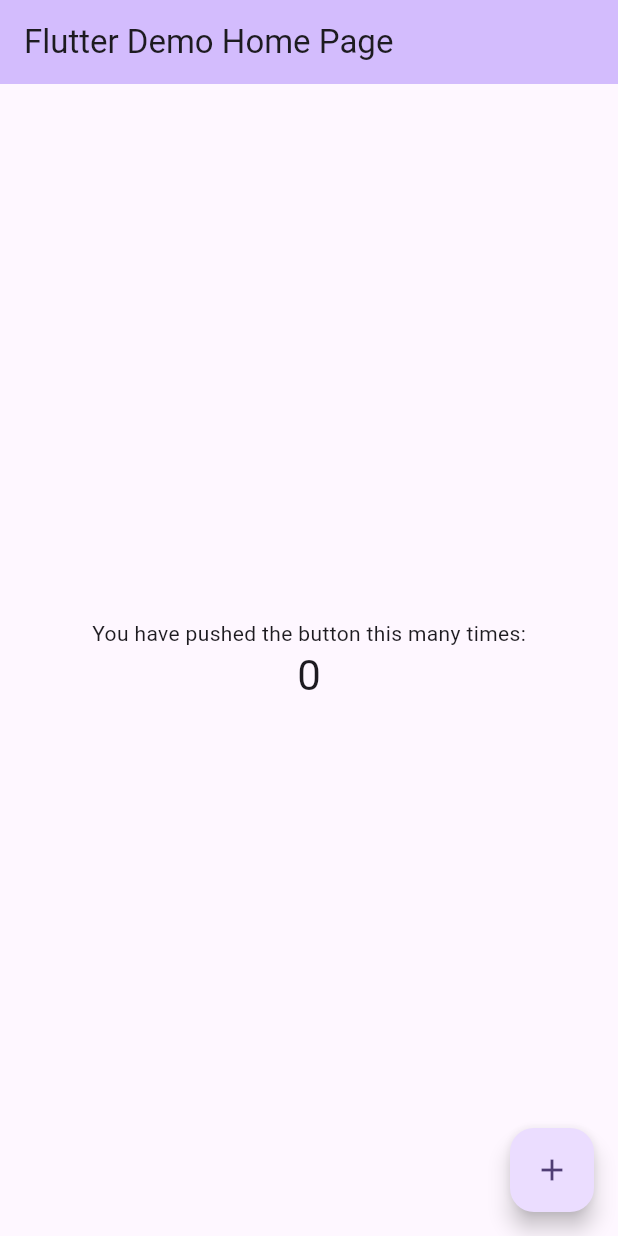
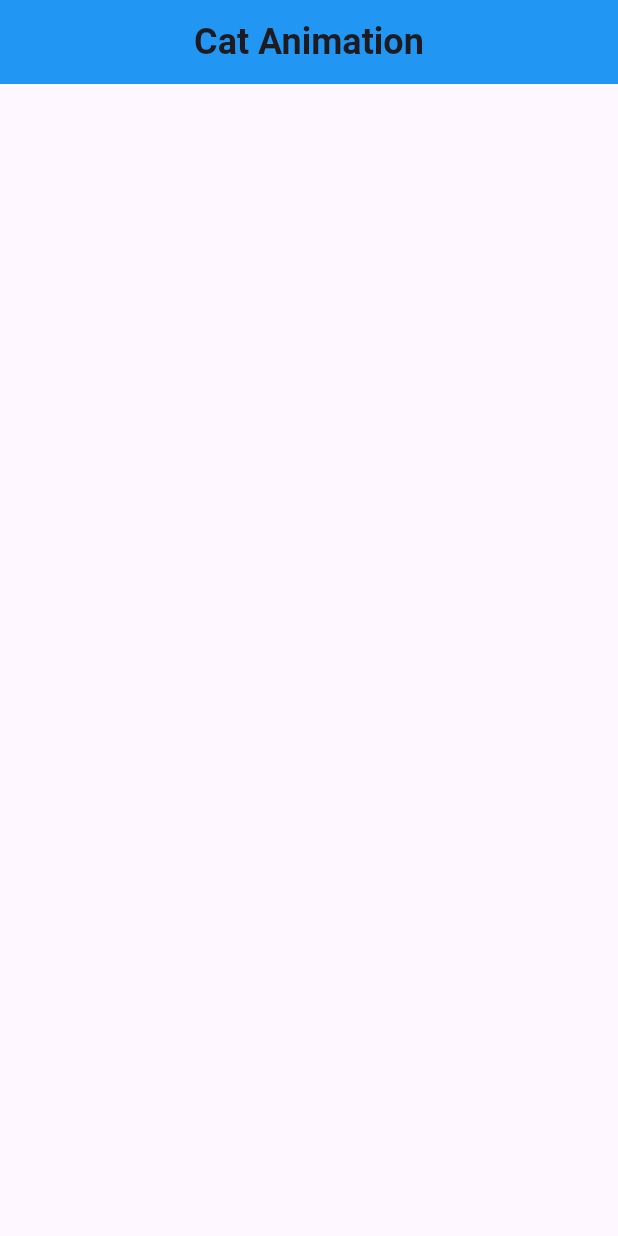
Before and after one commit to HelloImKevo/FlutterApps, a Flutter app: the screen it shows after launch, on a phone screen of 412 x 824 dp. Run offline on Flutter 3.47's test engine with Material 3 defaults, Android fonts, the light colour scheme and no system bars; our stand-ins replace logger, rxdart; generated files the repository leaves out were written again.

Commit message:
[Cat Anim] Add boilerplate app, home and dimensions Dart files

```diff
--- a/cat_animation/lib/main.dart
+++ b/cat_animation/lib/main.dart
@@ -1,125 +1,7 @@
 import 'package:flutter/material.dart';
 
+import 'src/app.dart';
+
 void main() {
-  runApp(const MyApp());
+  runApp(const App());
 }
-
-class MyApp extends StatelessWidget {
-  const MyApp({super.key});
-
-  // This widget is the root of your application.
-  @override
-  Widget build(BuildContext context) {
-    return MaterialApp(
-      title: 'Flutter Demo',
-      theme: ThemeData(
-        // This is the theme of your application.
-        //
-        // TRY THIS: Try running your application with "flutter run". You'll see
-        // the application has a blue toolbar. Then, without quitting the app,
-        // try changing the seedColor in the colorScheme below to Colors.green
-        // and then invoke "hot reload" (save your changes or press the "hot
-        // reload" button in a Flutter-supported IDE, or press "r" if you used
-        // the command line to start the app).
-        //
-        // Notice that the counter didn't reset back to zero; the application
-        // state is not lost during the reload. To reset the state, use hot
-        // restart instead.
-        //
-        // This works for code too, not just values: Most code changes can be
-        // tested with just a hot reload.
-        colorScheme: ColorScheme.fromSeed(seedColor: Colors.deepPurple),
-        useMaterial3: true,
-      ),
-      home: const MyHomePage(title: 'Flutter Demo Home Page'),
-    );
-  }
-}
-
-class MyHomePage extends StatefulWidget {
-  const MyHomePage({super.key, required this.title});
-
-  // This widget is the home page of your application. It is stateful, meaning
-  // that it has a State object (defined below) that contains fields that affect
-  // how it looks.
-
-  // This class is the configuration for the state. It holds the values (in this
-  // case the title) provided by the parent (in this case the App widget) and
-  // used by the build method of the State. Fields in a Widget subclass are
-  // always marked "final".
-
-  final String title;
-
-  @override
-  State<MyHomePage> createState() => _MyHomePageState();
-}
-
-class _MyHomePageState extends State<MyHomePage> {
-  int _counter = 0;
-
-  void _incrementCounter() {
-    setState(() {
-      // This call to setState tells the Flutter framework that something has
-      // changed in this State, which causes it to rerun the build method below
-      // so that the display can reflect the updated values. If we changed
-      // _counter without calling setState(), then the build method would not be
-      // called again, and so nothing would appear to happen.
-      _counter++;
-    });
-  }
-
-  @override
-  Widget build(BuildContext context) {
-    // This method is rerun every time setState is called, for instance as done
-    // by the _incrementCounter method above.
-    //
-    // The Flutter framework has been optimized to make rerunning build methods
-    // fast, so that you can just rebuild anything that needs updating rather
-    // than having to individually change instances of widgets.
-    return Scaffold(
-      appBar: AppBar(
-        // TRY THIS: Try changing the color here to a specific color (to
-        // Colors.amber, perhaps?) and trigger a hot reload to see the AppBar
-        // change color while the other colors stay the same.
-        backgroundColor: Theme.of(context).colorScheme.inversePrimary,
-        // Here we take the value from the MyHomePage object that was created by
-        // the App.build method, and use it to set our appbar title.
-        title: Text(widget.title),
-      ),
-      body: Center(
-        // Center is a layout widget. It takes a single child and positions it
-        // in the middle of the parent.
-        child: Column(
-          // Column is also a layout widget. It takes a list of children and
-          // arranges them vertically. By default, it sizes itself to fit its
-          // children horizontally, and tries to be as tall as its parent.
-          //
-          // Column has various properties to control how it sizes itself and
-          // how it positions its children. Here we use mainAxisAlignment to
-          // center the children vertically; the main axis here is the vertical
-          // axis because Columns are vertical (the cross axis would be
-          // horizontal).
-          //
-          // TRY THIS: Invoke "debug painting" (choose the "Toggle Debug Paint"
-          // action in the IDE, or press "p" in the console), to see the
-          // wireframe for each widget.
-          mainAxisAlignment: MainAxisAlignment.center,
-          children: <Widget>[
-            const Text(
-              'You have pushed the button this many times:',
-            ),
-            Text(
-              '$_counter',
-              style: Theme.of(context).textTheme.headlineMedium,
-            ),
-          ],
-        ),
-      ),
-      floatingActionButton: FloatingActionButton(
-        onPressed: _incrementCounter,
-        tooltip: 'Increment',
-        child: const Icon(Icons.add),
-      ), // This trailing comma makes auto-formatting nicer for build methods.
-    );
-  }
-}
--- /dev/null
+++ b/cat_animation/lib/src/app.dart
@@ -0,0 +1,39 @@
+import 'package:flutter/material.dart';
+import 'screens/home.dart';
+
+/// The `App` class is the main entry point of the application. It extends the
+/// `StatelessWidget` class, which means it does not have any mutable state.
+///
+/// The `App` class sets up the application's localization, theme, and the
+/// initial screen to be displayed.
+class App extends StatelessWidget {
+  /// The constructor for the `App` class.
+  ///
+  /// It calls the `super` constructor with an optional key parameter.
+  const App({super.key});
+
+  /// The `build` method describes the part of the user interface represented
+  /// by this widget.
+  ///
+  /// It returns a `Provider` widget that wraps a `MaterialApp` widget. The
+  /// `Provider` widget makes the `LoginBloc` available to all descendant
+  /// widgets in the widget tree.
+  ///
+  /// - `context`: The build context of the widget.
+  /// - Returns: A `Provider` widget that wraps a `MaterialApp` widget.
+  @override
+  Widget build(BuildContext context) {
+    return MaterialApp(
+      // Sets the title of the application.
+      title: 'Cat Animation',
+      theme: ThemeData(
+        // Sets the primary color of the application to a shade of purple.
+        primaryColor: const Color(0xFF6200EE),
+      ),
+      // Sets the initial screen of the application to `LoginScreen`.
+      home: const Scaffold(
+        body: Home(),
+      ),
+    );
+  }
+}
--- /dev/null
+++ b/cat_animation/lib/src/dimensions.dart
@@ -0,0 +1,23 @@
+import 'package:flutter/material.dart';
+
+class AppDimensions {
+  static EdgeInsets paddingSmall(BuildContext context) {
+    double screenWidth = MediaQuery.of(context).size.width;
+    return EdgeInsets.all(screenWidth * 0.02); // 2% of screen width
+  }
+
+  static EdgeInsets marginMedium(BuildContext context) {
+    double screenWidth = MediaQuery.of(context).size.width;
+    return EdgeInsets.all(screenWidth * 0.045); // 4.5% of screen width
+  }
+
+  static EdgeInsets paddingMedium(BuildContext context) {
+    double screenWidth = MediaQuery.of(context).size.width;
+    return EdgeInsets.all(screenWidth * 0.04); // 4% of screen width
+  }
+
+  static EdgeInsets paddingLarge(BuildContext context) {
+    double screenWidth = MediaQuery.of(context).size.width;
+    return EdgeInsets.all(screenWidth * 0.06); // 6% of screen width
+  }
+}
--- /dev/null
+++ b/cat_animation/lib/src/screens/home.dart
@@ -0,0 +1,27 @@
+import 'package:flutter/material.dart';
+
+class Home extends StatefulWidget {
+  const Home({super.key});
+
+  @override
+  State<Home> createState() => _HomeState();
+}
+
+class _HomeState extends State<Home> {
+  @override
+  Widget build(BuildContext context) {
+    return Scaffold(
+      appBar: AppBar(
+        title: const Text(
+          'Cat Animation',
+          style: TextStyle(
+            fontSize: 24,
+            fontWeight: FontWeight.bold,
+          ),
+        ),
+        centerTitle: true,
+        backgroundColor: Colors.blue,
+      ),
+    );
+  }
+}
```
Also changed, not shown: 1 other file.
